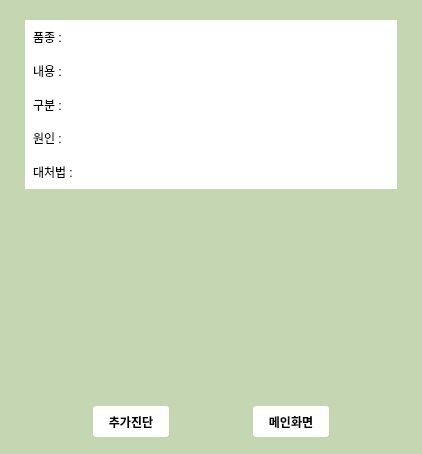
song030/CropFairy, file UI/DialogResult.ui: the form before one commit.
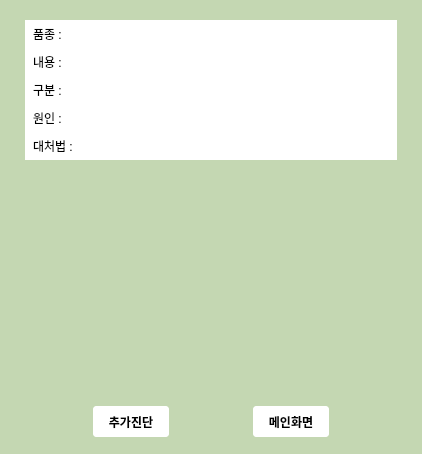
The form after the commit.

Commit message: 09/01 result 오류 수정

```diff
--- a/UI/DialogResult.ui
+++ b/UI/DialogResult.ui
@@ -83,6 +83,20 @@
      <property name="spacing">
       <number>0</number>
      </property>
+     <item row="0" column="0">
+      <widget class="QLabel" name="lbl_spedies_title">
+       <property name="text">
+        <string>품종 : </string>
+       </property>
+      </widget>
+     </item>
+     <item row="1" column="1">
+      <widget class="QLabel" name="lbl_name_txt">
+       <property name="text">
+        <string/>
+       </property>
+      </widget>
+     </item>
      <item row="0" column="1">
       <widget class="QLabel" name="lbl_spedies_txt">
        <property name="text">
@@ -90,67 +104,74 @@
        </property>
       </widget>
      </item>
-     <item row="4" column="1">
+     <item row="1" column="0">
+      <widget class="QLabel" name="lbl_name_title">
+       <property name="text">
+        <string>내용 : </string>
+       </property>
+      </widget>
+     </item>
+     <item row="3" column="0" colspan="2">
+      <widget class="QWidget" name="widget_detail" native="true">
+       <layout class="QGridLayout" name="gridLayout_3" columnstretch="0,1">
+        <property name="leftMargin">
+         <number>0</number>
+        </property>
+        <property name="topMargin">
+         <number>0</number>
+        </property>
+        <property name="rightMargin">
+         <number>0</number>
+        </property>
+        <property name="bottomMargin">
+         <number>0</number>
+        </property>
+        <property name="spacing">
+         <number>0</number>
+        </property>
+        <item row="1" column="1">
       <widget class="QLabel" name="lbl_info_1_txt">
        <property name="text">
         <string/>
        </property>
       </widget>
      </item>
-     <item row="4" column="0">
+        <item row="1" column="0">
       <widget class="QLabel" name="lbl_info_1_title">
        <property name="text">
         <string>원인 : </string>
        </property>
       </widget>
      </item>
-     <item row="5" column="1">
-      <widget class="QLabel" name="lbl_info_2_txt">
-       <property name="text">
-        <string/>
-       </property>
-      </widget>
-     </item>
      <item row="0" column="0">
-      <widget class="QLabel" name="lbl_spedies_title">
+         <widget class="QLabel" name="lbl_ctg_title">
        <property name="text">
-        <string>품종 : </string>
+           <string>구분 : </string>
        </property>
       </widget>
      </item>
-     <item row="2" column="1">
+        <item row="0" column="1">
       <widget class="QLabel" name="lbl_ctg_txt">
        <property name="text">
         <string/>
        </property>
       </widget>
      </item>
-     <item row="5" column="0">
+        <item row="2" column="0">
       <widget class="QLabel" name="lbl_info_2_title">
        <property name="text">
         <string>대처법 : </string>
        </property>
       </widget>
      </item>
-     <item row="1" column="0">
-      <widget class="QLabel" name="lbl_name_title">
-       <property name="text">
-        <string>내용 : </string>
-       </property>
-      </widget>
-     </item>
-     <item row="1" column="1">
-      <widget class="QLabel" name="lbl_name_txt">
+        <item row="2" column="1">
+         <widget class="QLabel" name="lbl_info_2_txt">
        <property name="text">
         <string/>
        </property>
       </widget>
      </item>
-     <item row="2" column="0">
-      <widget class="QLabel" name="lbl_ctg_title">
-       <property name="text">
-        <string>구분 : </string>
-       </property>
+       </layout>
       </widget>
      </item>
     </layout>
@@ -166,7 +187,7 @@
      <property name="sizeHint" stdset="0">
       <size>
        <width>20</width>
-       <height>200</height>
+       <height>300</height>
       </size>
      </property>
     </spacer>
```
Lines whose indentation alone changed are shown as unchanged. The commit also changes 2 other files.
